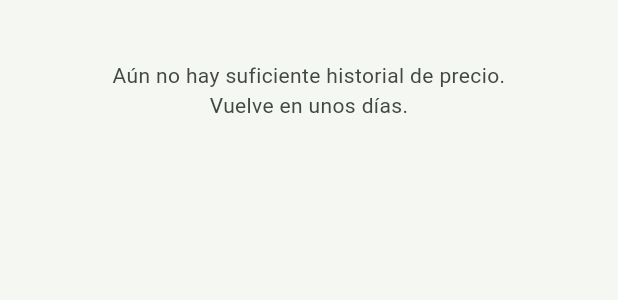
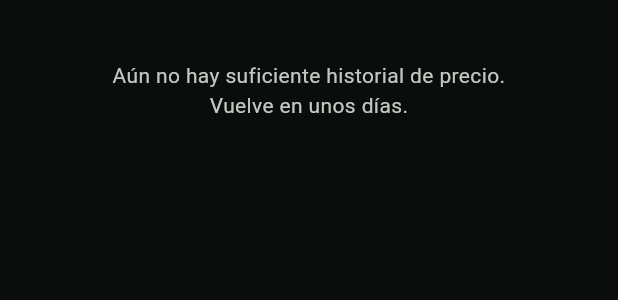
Before and after one commit to Eloyy93/fantasy-assistant, a Flutter app: the PriceHistoryChart widget shown alone on an empty page, opened directly with empty values, on a phone screen of 412 x 824 dp. Shown: the top 300 px of the screen. Run offline on Flutter 3.47's test engine with Material 3 defaults, Android fonts, the phone set to English and light mode, and no system bars; our stand-ins replace firebase_core, firebase_messaging, fl_chart; accounts and stored records are empty; network calls fail.

Commit message:
Rediseño oscuro inspirado en analiticafantasy.com
- theme.dart: tema oscuro (fondo casi negro, tarjetas gris oscuro) con
  verde menta como acento, en vez del verde césped claro anterior.
- Insignias de posición con texto negro para buen contraste sobre los
  4 colores (dorado/azul/menta/rojo).
- Gráficas actualizadas: línea de precio y "gran actuación" en verde
  menta, rejilla y ejes en gris claro legibles sobre fondo oscuro.
- El campo de fútbol del optimizador se mantiene verde (tiene sentido
  temático) y ahora contrasta con el resto de la app en negro.

Probado en emulador: buscador, predicción con gráficas, y optimizador
con campo de fútbol, todo sin errores de renderizado.

Co-Authored-By: Claude Sonnet 5 <noreply@anthropic.com>

```diff
--- a/app/lib/history_charts.dart
+++ b/app/lib/history_charts.dart
@@ -42,13 +42,19 @@ class PriceHistoryChart extends StatelessWidget {
     final maxY = spots.map((s) => s.y).reduce((a, b) => a > b ? a : b);
     final margen = ((maxY - minY) * 0.15).clamp(0.05, double.infinity);
 
+    const ejeStyle = TextStyle(fontSize: 10, color: Colors.white54);
+
     return SizedBox(
       height: 180,
       child: LineChart(
         LineChartData(
           minY: minY - margen,
           maxY: maxY + margen,
-          gridData: const FlGridData(show: true, drawVerticalLine: false),
+          gridData: FlGridData(
+            show: true,
+            drawVerticalLine: false,
+            getDrawingHorizontalLine: (value) => const FlLine(color: Colors.white12, strokeWidth: 1),
+          ),
           titlesData: FlTitlesData(
             topTitles: const AxisTitles(sideTitles: SideTitles(showTitles: false)),
             rightTitles: const AxisTitles(sideTitles: SideTitles(showTitles: false)),
@@ -63,7 +69,7 @@ class PriceHistoryChart extends StatelessWidget {
                   final fecha = precios[idx].fecha;
                   return Padding(
                     padding: const EdgeInsets.only(top: 4),
-                    child: Text('${fecha.day}/${fecha.month}', style: const TextStyle(fontSize: 10)),
+                    child: Text('${fecha.day}/${fecha.month}', style: ejeStyle),
                   );
                 },
               ),
@@ -72,7 +78,7 @@ class PriceHistoryChart extends StatelessWidget {
               sideTitles: SideTitles(
                 showTitles: true,
                 reservedSize: 40,
-                getTitlesWidget: (value, meta) => Text('${value.toStringAsFixed(1)}M', style: const TextStyle(fontSize: 10)),
+                getTitlesWidget: (value, meta) => Text('${value.toStringAsFixed(1)}M', style: ejeStyle),
               ),
             ),
           ),
@@ -81,10 +87,10 @@ class PriceHistoryChart extends StatelessWidget {
             LineChartBarData(
               spots: spots,
               isCurved: true,
-              color: colorForPosicion('MED'),
+              color: kMintAccent,
               barWidth: 3,
               dotData: const FlDotData(show: false),
-              belowBarData: BarAreaData(show: true, color: colorForPosicion('MED').withValues(alpha: 0.15)),
+              belowBarData: BarAreaData(show: true, color: kMintAccent.withValues(alpha: 0.15)),
             ),
           ],
         ),
@@ -93,10 +99,9 @@ class PriceHistoryChart extends StatelessWidget {
   }
 }
 
-/// Color según el rendimiento de la jornada: rojo (mala) -> ámbar -> verde (gran actuación).
+/// Color según el rendimiento de la jornada: rojo (mala) -> ámbar -> verde menta (buena).
 Color _colorForPuntos(int puntos) {
-  if (puntos >= 8) return const Color(0xFF1D9E4B); // gran actuación
-  if (puntos >= 4) return colorForPosicion('MED');
+  if (puntos >= 6) return kMintAccent; // gran actuación
   if (puntos >= 1) return const Color(0xFFE8A63C); // discreta
   return colorForPosicion('DEL'); // mala o no jugó
 }
@@ -116,6 +121,7 @@ class PointsHistoryChart extends StatelessWidget {
 
     final maxPuntos = puntos.map((p) => p.puntos).reduce((a, b) => a > b ? a : b);
     final maxY = maxPuntos <= 0 ? 1.0 : maxPuntos * 1.35;
+    const ejeStyle = TextStyle(fontSize: 10, color: Colors.white54);
 
     return SizedBox(
       height: 200,
@@ -123,7 +129,11 @@ class PointsHistoryChart extends StatelessWidget {
         BarChartData(
           maxY: maxY,
           minY: 0,
-          gridData: const FlGridData(show: true, drawVerticalLine: false),
+          gridData: FlGridData(
+            show: true,
+            drawVerticalLine: false,
+            getDrawingHorizontalLine: (value) => const FlLine(color: Colors.white12, strokeWidth: 1),
+          ),
           borderData: FlBorderData(show: false),
           barTouchData: BarTouchData(
             enabled: false,
@@ -133,7 +143,7 @@ class PointsHistoryChart extends StatelessWidget {
               tooltipMargin: 4,
               getTooltipItem: (group, groupIndex, rod, rodIndex) => BarTooltipItem(
                 rod.toY.toInt().toString(),
-                const TextStyle(fontSize: 11, fontWeight: FontWeight.bold, color: Colors.black87),
+                const TextStyle(fontSize: 11, fontWeight: FontWeight.bold, color: Colors.white),
               ),
             ),
           ),
@@ -141,7 +151,7 @@ class PointsHistoryChart extends StatelessWidget {
             topTitles: const AxisTitles(sideTitles: SideTitles(showTitles: false)),
             rightTitles: const AxisTitles(sideTitles: SideTitles(showTitles: false)),
             leftTitles: AxisTitles(
-              sideTitles: SideTitles(showTitles: true, reservedSize: 28, getTitlesWidget: (v, m) => Text('${v.toInt()}', style: const TextStyle(fontSize: 10))),
+              sideTitles: SideTitles(showTitles: true, reservedSize: 28, getTitlesWidget: (v, m) => Text('${v.toInt()}', style: ejeStyle)),
             ),
             bottomTitles: AxisTitles(
               sideTitles: SideTitles(
@@ -152,7 +162,7 @@ class PointsHistoryChart extends StatelessWidget {
                   if (idx < 0 || idx >= puntos.length) return const SizedBox.shrink();
                   return Padding(
                     padding: const EdgeInsets.only(top: 4),
-                    child: Text('J${puntos[idx].jornada}', style: const TextStyle(fontSize: 10)),
+                    child: Text('J${puntos[idx].jornada}', style: ejeStyle),
                   );
                 },
               ),
--- a/app/lib/main.dart
+++ b/app/lib/main.dart
@@ -182,7 +182,7 @@ class _PlayerSearchScreenState extends State<PlayerSearchScreen> {
                     backgroundColor: colorForPosicion(player.posicion),
                     child: Text(
                       player.posicion,
-                      style: const TextStyle(color: Colors.white, fontSize: 10, fontWeight: FontWeight.bold),
+                      style: const TextStyle(color: Colors.black, fontSize: 10, fontWeight: FontWeight.bold),
                     ),
                   ),
                   title: Text(player.nombre),
@@ -348,7 +348,7 @@ class _PrediccionScreenState extends State<PrediccionScreen> {
                   backgroundColor: colorForPosicion(widget.player.posicion),
                   child: Text(
                     widget.player.posicion,
-                    style: const TextStyle(color: Colors.white, fontSize: 9, fontWeight: FontWeight.bold),
+                    style: const TextStyle(color: Colors.black, fontSize: 9, fontWeight: FontWeight.bold),
                   ),
                 ),
                 const SizedBox(width: 8),
@@ -518,7 +518,7 @@ class _LineupScreenState extends State<LineupScreen> {
                   backgroundColor: colorForPosicion(j.posicion),
                   child: Text(
                     j.posicion,
-                    style: const TextStyle(color: Colors.white, fontSize: 10, fontWeight: FontWeight.bold),
+                    style: const TextStyle(color: Colors.black, fontSize: 10, fontWeight: FontWeight.bold),
                   ),
                 ),
                 title: Text(j.nombre),
--- a/app/lib/pitch_view.dart
+++ b/app/lib/pitch_view.dart
@@ -130,7 +130,7 @@ class _PlayerChip extends StatelessWidget {
               backgroundColor: colorForPosicion(jugador.posicion),
               child: Text(
                 jugador.posicion,
-                style: const TextStyle(color: Colors.white, fontSize: 9, fontWeight: FontWeight.bold),
+                style: const TextStyle(color: Colors.black, fontSize: 9, fontWeight: FontWeight.bold),
               ),
             ),
             const SizedBox(height: 2),
--- a/app/lib/theme.dart
+++ b/app/lib/theme.dart
@@ -1,45 +1,71 @@
 import 'package:flutter/material.dart';
 
-/// Tema de la app: verde césped, acorde a una app de fantasy football en
-/// vez del morado/naranja genérico de Material por defecto.
-const _pitchGreen = Color(0xFF1E7D3C);
+/// Tema oscuro con acento verde menta, inspirado en apps de datos de
+/// fantasy football (analiticafantasy.com): fondo casi negro, tarjetas gris
+/// oscuro, números grandes en blanco, verde menta para lo positivo.
+const kMintAccent = Color(0xFF1FE6A6);
+const _bgColor = Color(0xFF0B0D0C);
+const _cardColor = Color(0xFF171A19);
 
 final fantasyTheme = ThemeData(
   useMaterial3: true,
+  brightness: Brightness.dark,
   colorScheme: ColorScheme.fromSeed(
-    seedColor: _pitchGreen,
-    brightness: Brightness.light,
+    seedColor: kMintAccent,
+    brightness: Brightness.dark,
+  ).copyWith(
+    primary: kMintAccent,
+    surface: _cardColor,
+    surfaceContainerHighest: _cardColor,
   ),
-  scaffoldBackgroundColor: const Color(0xFFF5F7F3),
+  scaffoldBackgroundColor: _bgColor,
   appBarTheme: const AppBarTheme(
-    backgroundColor: _pitchGreen,
+    backgroundColor: _bgColor,
     foregroundColor: Colors.white,
     centerTitle: false,
+    elevation: 0,
+    surfaceTintColor: Colors.transparent,
+  ),
+  cardTheme: CardThemeData(
+    color: _cardColor,
+    elevation: 0,
+    shape: RoundedRectangleBorder(borderRadius: BorderRadius.circular(16)),
+  ),
+  listTileTheme: const ListTileThemeData(iconColor: Colors.white70),
+  inputDecorationTheme: InputDecorationTheme(
+    filled: true,
+    fillColor: _cardColor,
+    border: OutlineInputBorder(borderRadius: BorderRadius.circular(12), borderSide: BorderSide.none),
   ),
   segmentedButtonTheme: SegmentedButtonThemeData(
     style: ButtonStyle(
       backgroundColor: WidgetStateProperty.resolveWith(
-        (states) => states.contains(WidgetState.selected) ? _pitchGreen : null,
+        (states) => states.contains(WidgetState.selected) ? kMintAccent : _cardColor,
       ),
       foregroundColor: WidgetStateProperty.resolveWith(
-        (states) => states.contains(WidgetState.selected) ? Colors.white : null,
+        (states) => states.contains(WidgetState.selected) ? Colors.black : Colors.white70,
       ),
+      side: const WidgetStatePropertyAll(BorderSide(color: Color(0xFF2A2E2C))),
     ),
+  ),
+  filledButtonTheme: FilledButtonThemeData(
+    style: FilledButton.styleFrom(backgroundColor: kMintAccent, foregroundColor: Colors.black),
   ),
 );
 
 /// Color por posición, usado en las insignias de jugador (buscador, campo,
-/// pantalla de predicción).
+/// pantalla de predicción). Mismos tonos vivos, pensados para leerse bien
+/// sobre fondo oscuro.
 Color colorForPosicion(String posicion) {
   switch (posicion) {
     case 'POR':
       return const Color(0xFFE8A63C); // dorado, típico de portero
     case 'DEF':
-      return const Color(0xFF3B6FD4); // azul
+      return const Color(0xFF4C82E8); // azul
     case 'MED':
-      return const Color(0xFF2E9E5B); // verde
+      return kMintAccent;
     case 'DEL':
-      return const Color(0xFFD64545); // rojo
+      return const Color(0xFFE85D5D); // rojo
     default:
       return Colors.grey;
   }
```
